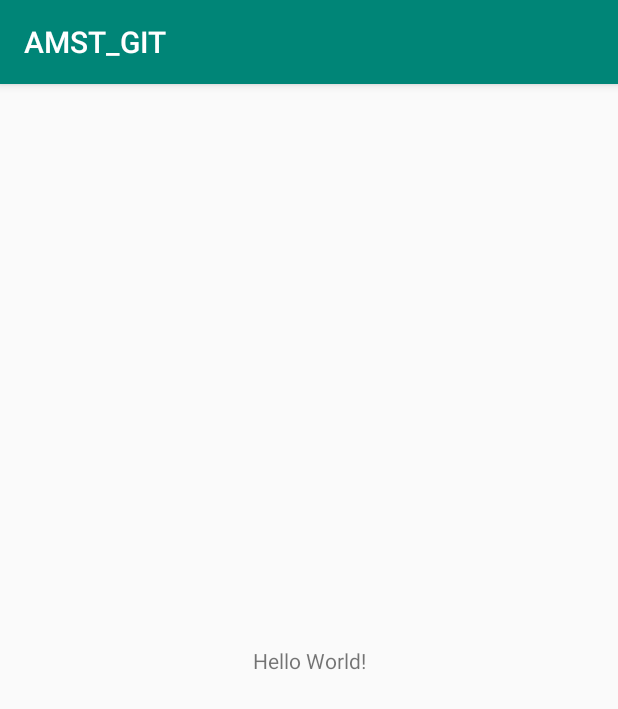
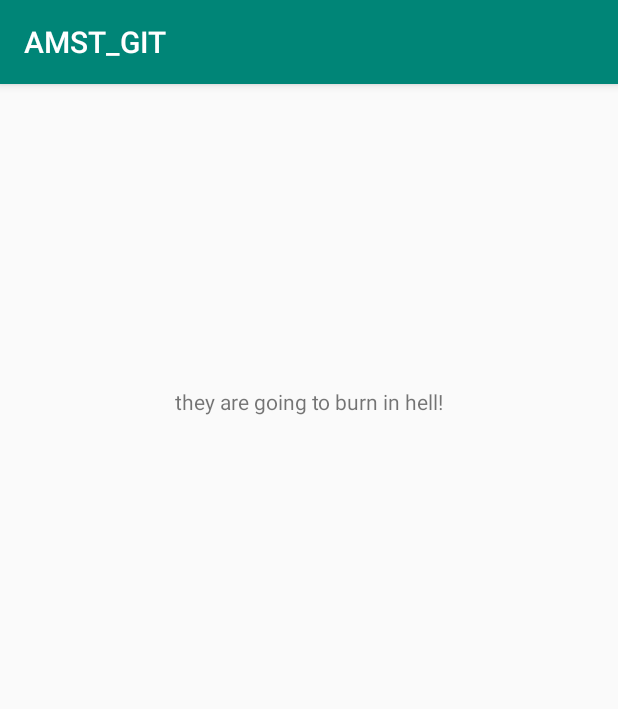
Before and after one commit to jonathan005/AMST_repo3, an Android app: the screen it shows after launch (MainActivity), on a phone screen of 412 x 824 dp. Shown: the top 709 px of the screen. Run offline under Robolectric (Android 15) with nearby library versions, the phone set to English and light mode, and no system bars.

Commit message:
cambio del texto para prueba

```diff
--- a/app/src/main/res/layout/activity_main.xml
+++ b/app/src/main/res/layout/activity_main.xml
@@ -9,10 +9,11 @@
     <TextView
         android:layout_width="wrap_content"
         android:layout_height="wrap_content"
-        android:text="Hello World!"
+        android:text="they are going to burn in hell!"
         app:layout_constraintBottom_toBottomOf="parent"
         app:layout_constraintLeft_toLeftOf="parent"
         app:layout_constraintRight_toRightOf="parent"
-        app:layout_constraintTop_toTopOf="parent" />
+        app:layout_constraintTop_toTopOf="parent"
+        app:layout_constraintVertical_bias="0.26999998" />
 
 </android.support.constraint.ConstraintLayout>
```
